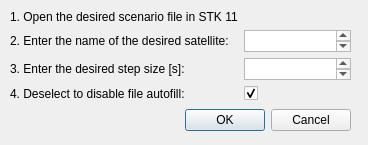
Old version of the form STKWizard.ui in the repository SpaceVT-Laboratory/Helmholtz-Cage.
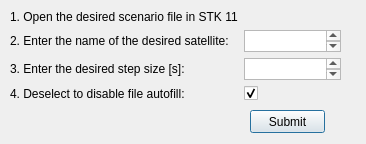
New version of the form.

```diff
--- a/STKWizard.ui
+++ b/STKWizard.ui
@@ -6,35 +6,19 @@
    <rect>
     <x>0</x>
     <y>0</y>
-    <width>368</width>
-    <height>145</height>
+    <width>366</width>
+    <height>144</height>
    </rect>
   </property>
   <property name="windowTitle">
    <string>STK Wizard</string>
   </property>
-  <widget class="QDialogButtonBox" name="buttonBox">
-   <property name="geometry">
-    <rect>
-     <x>10</x>
-     <y>100</y>
-     <width>341</width>
-     <height>41</height>
-    </rect>
-   </property>
-   <property name="orientation">
-    <enum>Qt::Horizontal</enum>
-   </property>
-   <property name="standardButtons">
-    <set>QDialogButtonBox::Cancel|QDialogButtonBox::Ok</set>
-   </property>
-  </widget>
   <widget class="QWidget" name="gridLayoutWidget">
    <property name="geometry">
     <rect>
      <x>10</x>
      <y>10</y>
-     <width>341</width>
+     <width>331</width>
      <height>91</height>
     </rect>
    </property>
@@ -42,42 +26,10 @@
     <item row="3" column="1">
      <widget class="QTextEdit" name="stepSizeInput"/>
     </item>
-    <item row="5" column="1">
-     <widget class="QCheckBox" name="autofillInput">
-      <property name="enabled">
-       <bool>true</bool>
-      </property>
-      <property name="toolTip">
-       <string>Selecting this box enables the program to automatically extract the data gathered from STK. Deselecting this box will only generate a .csv file</string>
-      </property>
-      <property name="toolTipDuration">
-       <number>5</number>
-      </property>
-      <property name="text">
-       <string/>
-      </property>
-      <property name="checked">
-       <bool>true</bool>
-      </property>
-     </widget>
-    </item>
     <item row="2" column="1">
      <widget class="QTextEdit" name="satNameInput"/>
     </item>
     <item row="4" column="0">
-     <spacer name="verticalSpacer_2">
-      <property name="orientation">
-       <enum>Qt::Vertical</enum>
-      </property>
-      <property name="sizeHint" stdset="0">
-       <size>
-        <width>20</width>
-        <height>40</height>
-       </size>
-      </property>
-     </spacer>
-    </item>
-    <item row="5" column="0">
      <widget class="QLabel" name="label_4">
       <property name="text">
        <string>4. Deselect to disable file autofill:</string>
@@ -111,6 +63,25 @@
       </property>
      </spacer>
     </item>
+    <item row="4" column="1">
+     <widget class="QCheckBox" name="autofillInput">
+      <property name="enabled">
+       <bool>true</bool>
+      </property>
+      <property name="toolTip">
+       <string>Selecting this box enables the program to automatically extract the data gathered from STK. Deselecting this box will only generate a .csv file</string>
+      </property>
+      <property name="toolTipDuration">
+       <number>5</number>
+      </property>
+      <property name="text">
+       <string/>
+      </property>
+      <property name="checked">
+       <bool>true</bool>
+      </property>
+     </widget>
+    </item>
     <item row="3" column="0">
      <widget class="QLabel" name="label_3">
       <property name="text">
@@ -120,6 +91,19 @@
     </item>
    </layout>
   </widget>
+  <widget class="QPushButton" name="submit_button">
+   <property name="geometry">
+    <rect>
+     <x>250</x>
+     <y>110</y>
+     <width>75</width>
+     <height>23</height>
+    </rect>
+   </property>
+   <property name="text">
+    <string>Submit</string>
+   </property>
+  </widget>
  </widget>
  <resources/>
  <connections>
```
Left out of the diff: 35 changed lines with no effect on the pictures.
